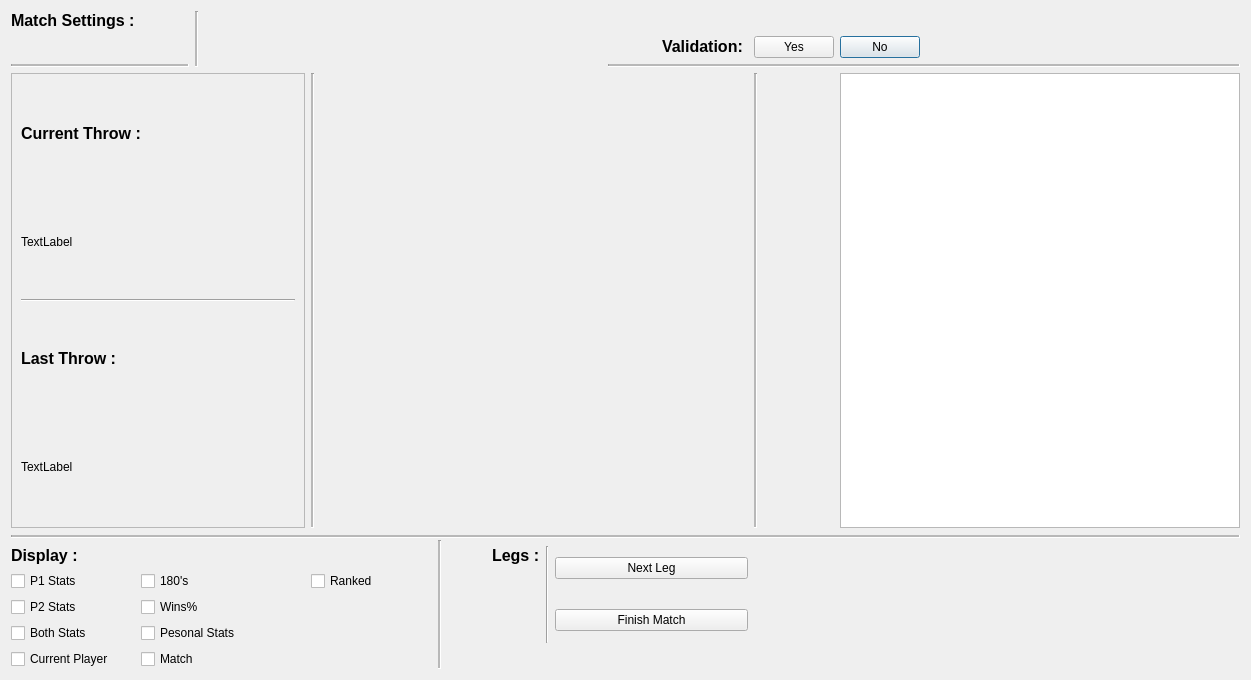
This is scorerview.ui in dartbois/CombinedDarts as Qt 5 draws it before an edit. The edited form follows.
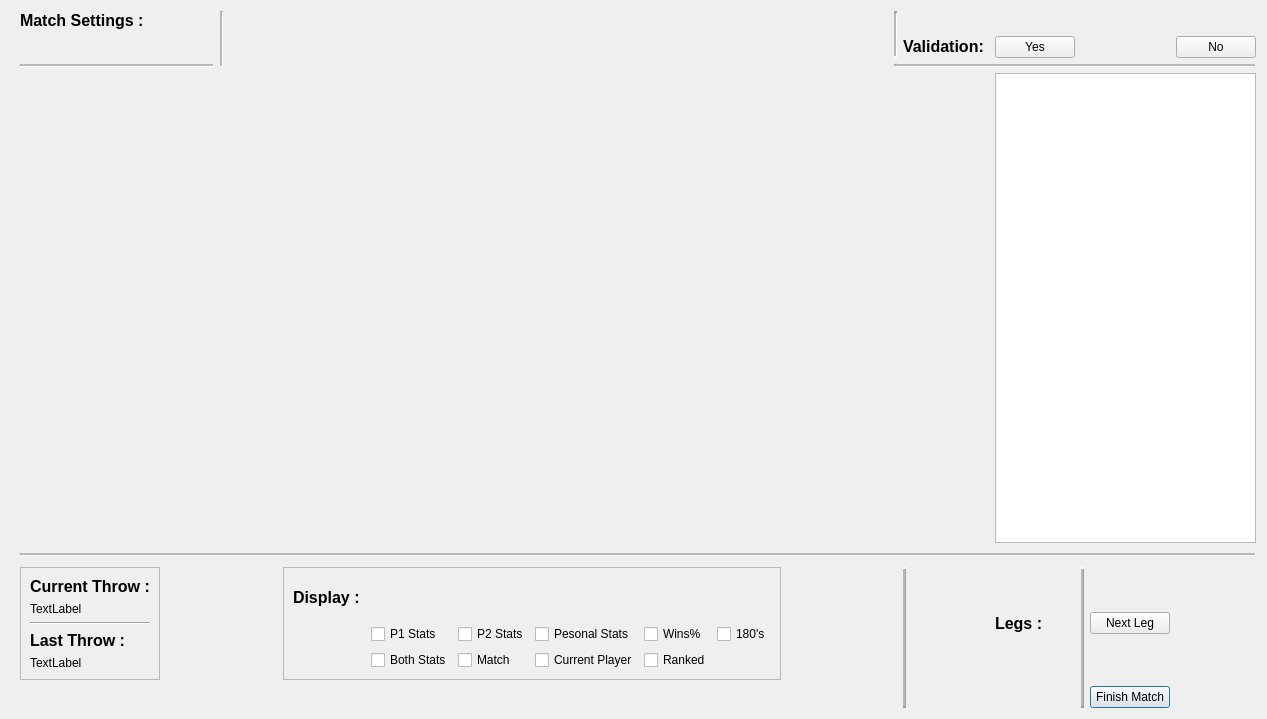
This is the edited form. Custom widgets are drawn as their Qt base class.

Diff of the .ui file:
```diff
--- a/scorerview.ui
+++ b/scorerview.ui
@@ -6,8 +6,8 @@
    <rect>
     <x>0</x>
     <y>0</y>
-    <width>1251</width>
-    <height>680</height>
+    <width>1267</width>
+    <height>719</height>
    </rect>
   </property>
   <property name="cursor">
@@ -17,31 +17,21 @@
    <string>Dialog</string>
   </property>
   <layout class="QGridLayout" name="gridLayout">
-   <item row="8" column="6">
-    <widget class="QCheckBox" name="RankedStats">
+   <item row="9" column="17">
+    <widget class="QPushButton" name="pushButton_4">
      <property name="text">
-      <string>Ranked</string>
+      <string>Finish Match</string>
      </property>
     </widget>
    </item>
-   <item row="5" column="1" rowspan="2" colspan="15">
-    <widget class="Line" name="line_2">
-     <property name="midLineWidth">
-      <number>2</number>
-     </property>
-     <property name="orientation">
-      <enum>Qt::Horizontal</enum>
-     </property>
-    </widget>
-   </item>
-   <item row="10" column="2" colspan="4">
-    <widget class="QCheckBox" name="PersonalStats">
+   <item row="8" column="15" alignment="Qt::AlignVCenter">
+    <widget class="QLabel" name="label_6">
      <property name="text">
-      <string>Pesonal Stats</string>
+      <string>&lt;html&gt;&lt;head/&gt;&lt;body&gt;&lt;p&gt;&lt;span style=&quot; font-size:12pt; font-weight:600;&quot;&gt;Legs&lt;/span&gt;&lt;span style=&quot; font-size:12pt; font-weight:600;&quot;&gt; :&lt;/span&gt;&lt;/p&gt;&lt;/body&gt;&lt;/html&gt;</string>
      </property>
     </widget>
    </item>
-   <item row="6" column="8" rowspan="6" colspan="2">
+   <item row="6" column="0">
     <widget class="Line" name="line_8">
      <property name="midLineWidth">
       <number>2</number>
@@ -51,79 +41,163 @@
      </property>
     </widget>
    </item>
-   <item row="2" column="1" colspan="2">
-    <widget class="Line" name="line_3">
-     <property name="midLineWidth">
-      <number>2</number>
+   <item row="1" column="15">
+    <widget class="QPushButton" name="pushButton">
+     <property name="text">
+      <string>Yes</string>
      </property>
+    </widget>
+   </item>
+   <item row="8" column="2">
+    <widget class="QFrame" name="frame">
+     <property name="frameShape">
+      <enum>QFrame::StyledPanel</enum>
+     </property>
+     <property name="frameShadow">
+      <enum>QFrame::Raised</enum>
+     </property>
+     <layout class="QVBoxLayout" name="verticalLayout">
+      <item>
+       <widget class="QLabel" name="label_2">
+        <property name="text">
+         <string>&lt;html&gt;&lt;head/&gt;&lt;body&gt;&lt;p&gt;&lt;span style=&quot; font-size:12pt; font-weight:600;&quot;&gt;Current Throw :&lt;/span&gt;&lt;/p&gt;&lt;/body&gt;&lt;/html&gt;</string>
+        </property>
+       </widget>
+      </item>
+      <item>
+       <widget class="QLabel" name="label_8">
+        <property name="text">
+         <string>TextLabel</string>
+        </property>
+       </widget>
+      </item>
+      <item>
+       <widget class="Line" name="line_10">
      <property name="orientation">
       <enum>Qt::Horizontal</enum>
      </property>
     </widget>
    </item>
-   <item row="1" column="13" alignment="Qt::AlignRight">
-    <widget class="QLabel" name="label_4">
+      <item>
+       <widget class="QLabel" name="label">
      <property name="text">
-      <string>&lt;html&gt;&lt;head/&gt;&lt;body&gt;&lt;p&gt;&lt;span style=&quot; font-size:12pt; font-weight:600;&quot;&gt;Validation: &lt;/span&gt;&lt;/p&gt;&lt;/body&gt;&lt;/html&gt;</string>
+         <string>&lt;html&gt;&lt;head/&gt;&lt;body&gt;&lt;p&gt;&lt;span style=&quot; font-size:12pt; font-weight:600;&quot;&gt;Last Throw :&lt;/span&gt;&lt;/p&gt;&lt;/body&gt;&lt;/html&gt;</string>
      </property>
     </widget>
    </item>
-   <item row="1" column="15" alignment="Qt::AlignLeft">
+      <item>
+       <widget class="QLabel" name="label_7">
+        <property name="text">
+         <string>TextLabel</string>
+        </property>
+       </widget>
+      </item>
+     </layout>
+    </widget>
+   </item>
+   <item row="1" column="18" alignment="Qt::AlignLeft">
     <widget class="QPushButton" name="pushButton_2">
      <property name="text">
       <string>No</string>
      </property>
     </widget>
    </item>
-   <item row="9" column="1">
-    <widget class="QCheckBox" name="PlayerTwoStats">
+   <item row="0" column="5" rowspan="3">
+    <widget class="Line" name="line_4">
+     <property name="midLineWidth">
+      <number>2</number>
+     </property>
+     <property name="orientation">
+      <enum>Qt::Vertical</enum>
+     </property>
+    </widget>
+   </item>
+   <item row="8" column="14" rowspan="2">
+    <widget class="Line" name="line_5">
+     <property name="baseSize">
+      <size>
+       <width>500</width>
+       <height>500</height>
+      </size>
+     </property>
+     <property name="frameShadow">
+      <enum>QFrame::Raised</enum>
+     </property>
+     <property name="lineWidth">
+      <number>2</number>
+     </property>
+     <property name="midLineWidth">
+      <number>2</number>
+     </property>
+     <property name="orientation">
+      <enum>Qt::Vertical</enum>
+     </property>
+    </widget>
+   </item>
+   <item row="0" column="2">
+    <widget class="QLabel" name="label_3">
      <property name="text">
-      <string>P2 Stats</string>
+      <string>&lt;html&gt;&lt;head/&gt;&lt;body&gt;&lt;p&gt;&lt;span style=&quot; font-size:12pt; font-weight:600;&quot;&gt;Match Settings :&lt;/span&gt;&lt;/p&gt;&lt;/body&gt;&lt;/html&gt;</string>
      </property>
     </widget>
    </item>
-   <item row="7" column="10" rowspan="4">
+   <item row="8" column="16" rowspan="2">
     <widget class="Line" name="line_9">
      <property name="autoFillBackground">
       <bool>false</bool>
      </property>
+     <property name="frameShadow">
+      <enum>QFrame::Raised</enum>
+     </property>
+     <property name="lineWidth">
+      <number>2</number>
+     </property>
+     <property name="midLineWidth">
+      <number>2</number>
+     </property>
      <property name="orientation">
       <enum>Qt::Vertical</enum>
      </property>
     </widget>
    </item>
-   <item row="2" column="12" colspan="4">
-    <widget class="Line" name="line_6">
+   <item row="0" column="13" rowspan="2">
+    <widget class="Line" name="line_11">
+     <property name="lineWidth">
+      <number>2</number>
+     </property>
      <property name="midLineWidth">
       <number>2</number>
      </property>
      <property name="orientation">
-      <enum>Qt::Horizontal</enum>
+      <enum>Qt::Vertical</enum>
      </property>
     </widget>
    </item>
-   <item row="8" column="1">
-    <widget class="QCheckBox" name="PlayerOneStats">
+   <item row="8" column="17">
+    <widget class="QPushButton" name="pushButton_3">
      <property name="text">
-      <string>P1 Stats</string>
+      <string>Next Leg</string>
      </property>
     </widget>
    </item>
-   <item row="0" column="1">
-    <widget class="QLabel" name="label_3">
-     <property name="text">
-      <string>&lt;html&gt;&lt;head/&gt;&lt;body&gt;&lt;p&gt;&lt;span style=&quot; font-size:12pt; font-weight:600;&quot;&gt;Match Settings :&lt;/span&gt;&lt;/p&gt;&lt;/body&gt;&lt;/html&gt;</string>
+   <item row="3" column="2" colspan="13">
+    <widget class="Widget" name="widget" native="true">
+     <property name="baseSize">
+      <size>
+       <width>1000</width>
+       <height>1000</height>
+      </size>
      </property>
     </widget>
    </item>
-   <item row="11" column="2" colspan="4">
-    <widget class="QCheckBox" name="MatchStats">
+   <item row="1" column="14" alignment="Qt::AlignRight">
+    <widget class="QLabel" name="label_4">
      <property name="text">
-      <string>Match</string>
+      <string>&lt;html&gt;&lt;head/&gt;&lt;body&gt;&lt;p&gt;&lt;span style=&quot; font-size:12pt; font-weight:600;&quot;&gt;Validation: &lt;/span&gt;&lt;/p&gt;&lt;/body&gt;&lt;/html&gt;</string>
      </property>
     </widget>
    </item>
-   <item row="3" column="15">
+   <item row="3" column="15" colspan="4">
     <widget class="QTableWidget" name="tableWidget">
      <property name="maximumSize">
       <size>
@@ -133,149 +207,118 @@
      </property>
     </widget>
    </item>
-   <item row="11" column="1">
+   <item row="2" column="2" colspan="3">
+    <widget class="Line" name="line_3">
+     <property name="midLineWidth">
+      <number>2</number>
+     </property>
+     <property name="orientation">
+      <enum>Qt::Horizontal</enum>
+     </property>
+    </widget>
+   </item>
+   <item row="2" column="13" colspan="6">
+    <widget class="Line" name="line_6">
+     <property name="midLineWidth">
+      <number>2</number>
+     </property>
+     <property name="orientation">
+      <enum>Qt::Horizontal</enum>
+     </property>
+    </widget>
+   </item>
+   <item row="8" column="8">
+    <widget class="QFrame" name="frame_2">
+     <property name="frameShape">
+      <enum>QFrame::StyledPanel</enum>
+     </property>
+     <property name="frameShadow">
+      <enum>QFrame::Raised</enum>
+     </property>
+     <layout class="QGridLayout" name="gridLayout_2">
+      <item row="5" column="2">
+       <widget class="QCheckBox" name="MatchStats">
+        <property name="text">
+         <string>Match</string>
+        </property>
+       </widget>
+      </item>
+      <item row="4" column="2">
+       <widget class="QCheckBox" name="PlayerTwoStats">
+        <property name="text">
+         <string>P2 Stats</string>
+        </property>
+       </widget>
+      </item>
+      <item row="5" column="3">
     <widget class="QCheckBox" name="CurrentPlayerStats">
      <property name="text">
       <string>Current Player</string>
      </property>
     </widget>
    </item>
-   <item row="9" column="2" colspan="4">
+      <item row="4" column="4">
     <widget class="QCheckBox" name="WinPercentages">
      <property name="text">
       <string>Wins%</string>
      </property>
     </widget>
    </item>
-   <item row="7" column="9" alignment="Qt::AlignRight">
-    <widget class="QLabel" name="label_6">
+      <item row="4" column="3">
+       <widget class="QCheckBox" name="PersonalStats">
      <property name="text">
-      <string>&lt;html&gt;&lt;head/&gt;&lt;body&gt;&lt;p&gt;&lt;span style=&quot; font-size:12pt; font-weight:600;&quot;&gt;Legs&lt;/span&gt;&lt;span style=&quot; font-size:12pt; font-weight:600;&quot;&gt; :&lt;/span&gt;&lt;/p&gt;&lt;/body&gt;&lt;/html&gt;</string>
+         <string>Pesonal Stats</string>
      </property>
     </widget>
    </item>
-   <item row="7" column="11" rowspan="2" colspan="3">
-    <widget class="QPushButton" name="pushButton_3">
+      <item row="5" column="4">
+       <widget class="QCheckBox" name="RankedStats">
      <property name="text">
-      <string>Next Leg</string>
+         <string>Ranked</string>
      </property>
     </widget>
    </item>
-   <item row="10" column="1">
-    <widget class="QCheckBox" name="PlayerOneAndPlayerTwoStats">
-     <property name="text">
-      <string>Both Stats</string>
-     </property>
-    </widget>
-   </item>
-   <item row="1" column="14">
-    <widget class="QPushButton" name="pushButton">
-     <property name="text">
-      <string>Yes</string>
-     </property>
-    </widget>
-   </item>
-   <item row="0" column="3" rowspan="3">
-    <widget class="Line" name="line_4">
-     <property name="midLineWidth">
-      <number>2</number>
-     </property>
-     <property name="orientation">
-      <enum>Qt::Vertical</enum>
-     </property>
-    </widget>
-   </item>
-   <item row="9" column="11" rowspan="2" colspan="3">
-    <widget class="QPushButton" name="pushButton_4">
-     <property name="text">
-      <string>Finish Match</string>
-     </property>
-    </widget>
-   </item>
-   <item row="7" column="1">
+      <item row="2" column="0">
     <widget class="QLabel" name="label_5">
      <property name="text">
       <string>&lt;html&gt;&lt;head/&gt;&lt;body&gt;&lt;p&gt;&lt;span style=&quot; font-size:12pt; font-weight:600;&quot;&gt;Display : &lt;/span&gt;&lt;/p&gt;&lt;/body&gt;&lt;/html&gt;</string>
      </property>
     </widget>
    </item>
-   <item row="8" column="2" colspan="4">
+      <item row="4" column="5">
     <widget class="QCheckBox" name="NumberOf180s">
      <property name="text">
       <string>180's</string>
      </property>
     </widget>
    </item>
-   <item row="3" column="14">
-    <widget class="Line" name="line_7">
-     <property name="midLineWidth">
-      <number>2</number>
-     </property>
-     <property name="orientation">
-      <enum>Qt::Vertical</enum>
-     </property>
-    </widget>
-   </item>
-   <item row="3" column="1" colspan="5">
-    <widget class="QFrame" name="frame">
-     <property name="frameShape">
-      <enum>QFrame::StyledPanel</enum>
-     </property>
-     <property name="frameShadow">
-      <enum>QFrame::Raised</enum>
-     </property>
-     <layout class="QVBoxLayout" name="verticalLayout">
-      <item>
-       <widget class="QLabel" name="label_2">
+      <item row="5" column="1">
+       <widget class="QCheckBox" name="PlayerOneAndPlayerTwoStats">
         <property name="text">
-         <string>&lt;html&gt;&lt;head/&gt;&lt;body&gt;&lt;p&gt;&lt;span style=&quot; font-size:12pt; font-weight:600;&quot;&gt;Current Throw :&lt;/span&gt;&lt;/p&gt;&lt;/body&gt;&lt;/html&gt;</string>
+         <string>Both Stats</string>
         </property>
        </widget>
       </item>
-      <item>
-       <widget class="QLabel" name="label_8">
+      <item row="4" column="1">
+       <widget class="QCheckBox" name="PlayerOneStats">
         <property name="text">
-         <string>TextLabel</string>
-        </property>
-       </widget>
-      </item>
-      <item>
-       <widget class="Line" name="line_10">
-        <property name="orientation">
-         <enum>Qt::Horizontal</enum>
-        </property>
-       </widget>
-      </item>
-      <item>
-       <widget class="QLabel" name="label">
-        <property name="text">
-         <string>&lt;html&gt;&lt;head/&gt;&lt;body&gt;&lt;p&gt;&lt;span style=&quot; font-size:12pt; font-weight:600;&quot;&gt;Last Throw :&lt;/span&gt;&lt;/p&gt;&lt;/body&gt;&lt;/html&gt;</string>
-        </property>
-       </widget>
-      </item>
-      <item>
-       <widget class="QLabel" name="label_7">
-        <property name="text">
-         <string>TextLabel</string>
+         <string>P1 Stats</string>
         </property>
        </widget>
       </item>
      </layout>
     </widget>
    </item>
-   <item row="3" column="6">
-    <widget class="Line" name="line">
+   <item row="5" column="2" rowspan="3" colspan="17">
+    <widget class="Line" name="line_2">
      <property name="midLineWidth">
       <number>2</number>
      </property>
      <property name="orientation">
-      <enum>Qt::Vertical</enum>
+      <enum>Qt::Horizontal</enum>
      </property>
     </widget>
    </item>
-   <item row="3" column="7" colspan="7">
-    <widget class="Widget" name="widget" native="true"/>
-   </item>
   </layout>
   <zorder>line_2</zorder>
   <zorder>label_5</zorder>
```
Left out of the diff: 27 changed lines with no effect on the pictures. Lines whose indentation alone changed are shown as unchanged.
